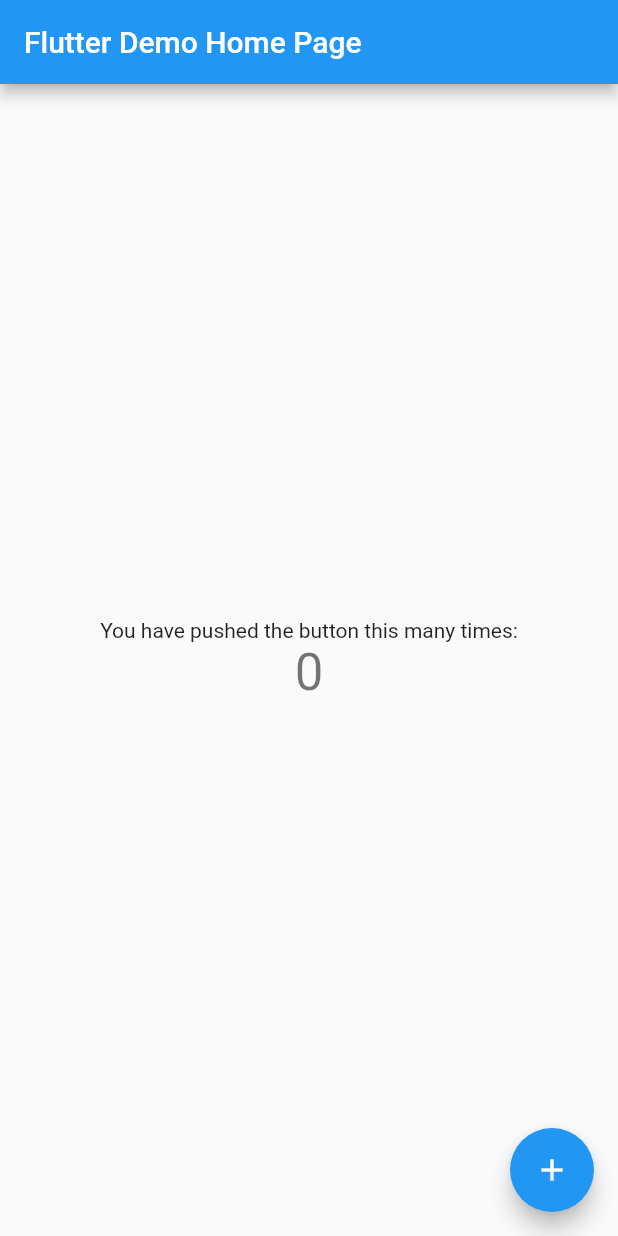
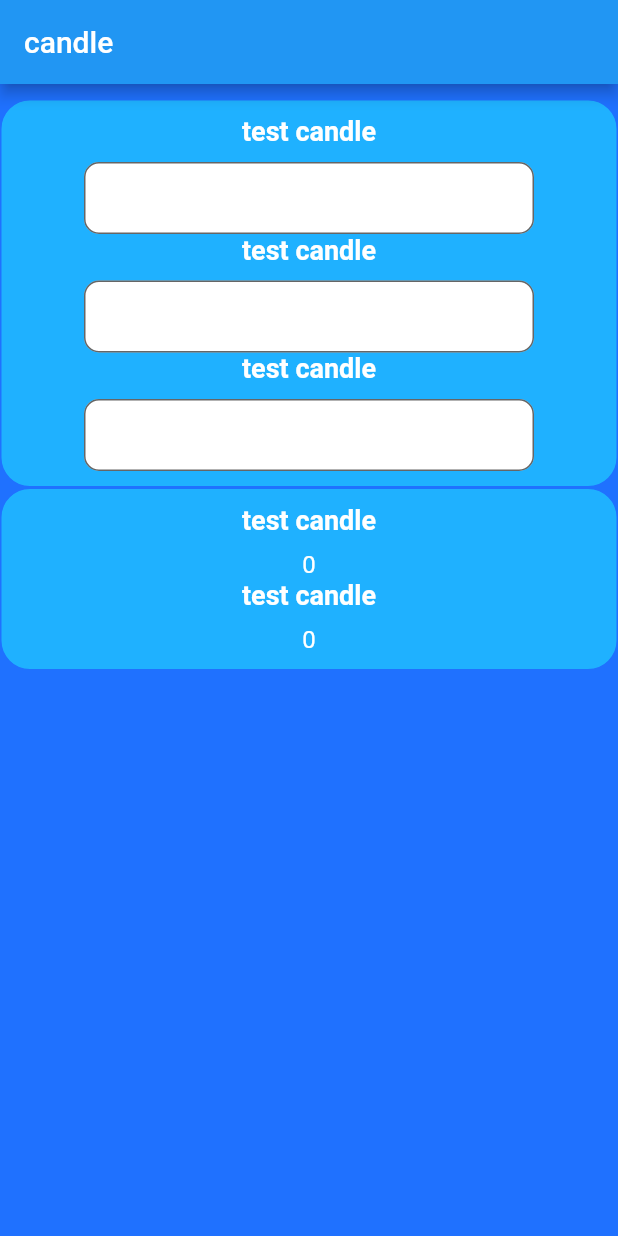
Before and after one commit to ayman-hub/candle, a Flutter app: the screen it shows after launch, on a phone screen of 412 x 824 dp. Run offline on Flutter 3.47's test engine with Material 2 defaults, Android fonts, the light colour scheme and no system bars; our stand-ins replace get.

Commit message:
first screen

```diff
--- /dev/null
+++ b/lib/constant/color.dart
@@ -0,0 +1,7 @@
+import 'dart:ui';
+
+class CustomColor{
+  static const primary = Color(0xff3a3ad2);
+  static const secondary = Color(0xff1f71ff);
+  static const containerColor = Color(0xff1fb1ff);
+}
--- /dev/null
+++ b/lib/constant/textStyle.dart
@@ -0,0 +1,9 @@
+import 'package:flutter/material.dart';
+
+class CustomTextStyle {
+ static TextStyle get appBarTextStyle => const TextStyle(color: Colors.white, fontSize: 20, fontWeight: FontWeight.bold);
+ static TextStyle get titleWhiteTextStyle => const TextStyle(color: Colors.white, fontSize: 18, fontWeight: FontWeight.bold);
+ static TextStyle get titleTextStyle => const TextStyle(color: Colors.black, fontSize: 18, fontWeight: FontWeight.bold);
+ static TextStyle get bodyTextStyle => const TextStyle(color: Colors.black, fontSize: 16, fontWeight: FontWeight.normal);
+ static TextStyle get bodyWhiteTextStyle => const TextStyle(color: Colors.white, fontSize: 16, fontWeight: FontWeight.normal);
+}
--- a/lib/main.dart
+++ b/lib/main.dart
@@ -1,5 +1,9 @@
+import 'package:candle/constant/color.dart';
+import 'package:candle/widget/text_field_title.dart';
 import 'package:flutter/material.dart';
 import 'package:get/get.dart';
+
+import 'widget/text_title.dart';
 
 void main() {
   runApp(const MyApp());
@@ -14,102 +18,84 @@
     return GetMaterialApp(
       title: 'Flutter Demo',
       theme: ThemeData(
-        // This is the theme of your application.
-        //
-        // Try running your application with "flutter run". You'll see the
-        // application has a blue toolbar. Then, without quitting the app, try
-        // changing the primarySwatch below to Colors.green and then invoke
-        // "hot reload" (press "r" in the console where you ran "flutter run",
-        // or simply save your changes to "hot reload" in a Flutter IDE).
-        // Notice that the counter didn't reset back to zero; the application
-        // is not restarted.
         primarySwatch: Colors.blue,
       ),
-      home: const MyHomePage(title: 'Flutter Demo Home Page'),
+      home: const MyHomePage(),
     );
   }
 }
 
 class MyHomePage extends StatefulWidget {
-  const MyHomePage({super.key, required this.title});
-
-  // This widget is the home page of your application. It is stateful, meaning
-  // that it has a State object (defined below) that contains fields that affect
-  // how it looks.
-
-  // This class is the configuration for the state. It holds the values (in this
-  // case the title) provided by the parent (in this case the App widget) and
-  // used by the build method of the State. Fields in a Widget subclass are
-  // always marked "final".
-
-  final String title;
+  const MyHomePage({super.key});
 
   @override
   State<MyHomePage> createState() => _MyHomePageState();
 }
 
 class _MyHomePageState extends State<MyHomePage> {
-  int _counter = 0;
+  int? value = 0;
 
-  void _incrementCounter() {
-    setState(() {
-      // This call to setState tells the Flutter framework that something has
-      // changed in this State, which causes it to rerun the build method below
-      // so that the display can reflect the updated values. If we changed
-      // _counter without calling setState(), then the build method would not be
-      // called again, and so nothing would appear to happen.
-      _counter++;
-    });
-  }
+  String get calculate => ((value??0) * 2).toString();
 
   @override
   Widget build(BuildContext context) {
-    // This method is rerun every time setState is called, for instance as done
-    // by the _incrementCounter method above.
-    //
-    // The Flutter framework has been optimized to make rerunning build methods
-    // fast, so that you can just rebuild anything that needs updating rather
-    // than having to individually change instances of widgets.
     return Scaffold(
+      backgroundColor: CustomColor.secondary,
       appBar: AppBar(
-        // Here we take the value from the MyHomePage object that was created by
-        // the App.build method, and use it to set our appbar title.
-        title: Text(widget.title),
+        title: const Text('candle'),
       ),
-      body: Center(
-        // Center is a layout widget. It takes a single child and positions it
-        // in the middle of the parent.
-        child: Column(
-          // Column is also a layout widget. It takes a list of children and
-          // arranges them vertically. By default, it sizes itself to fit its
-          // children horizontally, and tries to be as tall as its parent.
-          //
-          // Invoke "debug painting" (press "p" in the console, choose the
-          // "Toggle Debug Paint" action from the Flutter Inspector in Android
-          // Studio, or the "Toggle Debug Paint" command in Visual Studio Code)
-          // to see the wireframe for each widget.
-          //
-          // Column has various properties to control how it sizes itself and
-          // how it positions its children. Here we use mainAxisAlignment to
-          // center the children vertically; the main axis here is the vertical
-          // axis because Columns are vertical (the cross axis would be
-          // horizontal).
-          mainAxisAlignment: MainAxisAlignment.center,
-          children: <Widget>[
-            const Text(
-              'You have pushed the button this many times:',
+      body: ListView(
+        padding: const EdgeInsets.symmetric(vertical: 10),
+        children: [
+          Container(
+            padding: const EdgeInsets.symmetric(vertical: 10, horizontal: 5),
+            decoration: BoxDecoration(
+                color: CustomColor.containerColor,
+                borderRadius: BorderRadius.circular(20),
+                border: Border.all(color: CustomColor.secondary)),
+            child: Column(
+              mainAxisSize: MainAxisSize.min,
+              children: <Widget>[
+                TextFieldTitle(
+                    title: 'test candle',
+                    onChange: (value) {
+                      try {
+                        setState(() {
+                          this.value = int.tryParse(value);
+                        });
+                      } catch (e) {
+                        this.value = 0;
+                        print(e);
+                      }
+                    }),
+                TextFieldTitle(
+                    title: 'test candle',
+                    onChange: (value) {
+                      print('value:: $value');
+                    }),
+                TextFieldTitle(
+                    title: 'test candle',
+                    onChange: (value) {
+                      print('value:: $value');
+                    }),
+              ],
             ),
-            Text(
-              '$_counter',
-              style: Theme.of(context).textTheme.headline4,
+          ),
+          Container(
+            padding: const EdgeInsets.symmetric(vertical: 10, horizontal: 5),
+            decoration: BoxDecoration(
+                color: CustomColor.containerColor,
+                borderRadius: BorderRadius.circular(20),
+                border: Border.all(color: CustomColor.secondary)),
+            child: Column(
+              mainAxisSize: MainAxisSize.min,
+              children: <Widget>[
+                TextTitle(title: 'test candle', value: calculate),
+                TextTitle(title: 'test candle', value: calculate),
+              ],
             ),
-          ],
-        ),
-      ),
-      floatingActionButton: FloatingActionButton(
-        onPressed: _incrementCounter,
-        tooltip: 'Increment',
-        child: const Icon(Icons.add),
+          ),
+        ],
       ), // This trailing comma makes auto-formatting nicer for build methods.
     );
   }
--- /dev/null
+++ b/lib/widget/text_field_title.dart
@@ -0,0 +1,42 @@
+import 'package:candle/constant/textStyle.dart';
+import 'package:flutter/material.dart';
+
+class TextFieldTitle extends StatelessWidget {
+  TextFieldTitle({required this.title, required this.onChange, Key? key})
+      : super(key: key);
+  String title;
+  Function(String) onChange;
+
+  @override
+  Widget build(BuildContext context) {
+    return Column(
+      children: [
+        Text(
+          title,
+          style: CustomTextStyle.titleWhiteTextStyle,
+        ),
+        const SizedBox(
+          height: 10,
+        ),
+        SizedBox(
+          width:  300,
+          child: TextField(
+            maxLines: 1,
+            onChanged: (value) {
+              onChange(value);
+            },
+            style: CustomTextStyle.bodyTextStyle,
+            decoration: InputDecoration(
+              fillColor: Colors.white,
+                filled: true,
+                contentPadding:
+                    const EdgeInsets.fromLTRB(20.0, 10.0, 20.0, 10.0),
+                border: OutlineInputBorder(
+                    borderRadius: BorderRadius.circular(10.0)),
+                labelStyle: CustomTextStyle.bodyTextStyle),
+          ),
+        )
+      ],
+    );
+  }
+}
--- /dev/null
+++ b/lib/widget/text_title.dart
@@ -0,0 +1,26 @@
+import 'package:candle/constant/textStyle.dart';
+import 'package:flutter/material.dart';
+
+class TextTitle extends StatelessWidget {
+  TextTitle({required this.title, required this.value, Key? key})
+      : super(key: key);
+  String title;
+  String value;
+
+  @override
+  Widget build(BuildContext context) {
+    return Column(
+      crossAxisAlignment:CrossAxisAlignment.center ,
+      children: [
+        Text(
+          title,
+          style: CustomTextStyle.titleWhiteTextStyle,
+        ),
+        const SizedBox(
+          height: 10,
+        ),
+        Text(value,style: CustomTextStyle.bodyWhiteTextStyle,)
+      ],
+    );
+  }
+}
```
